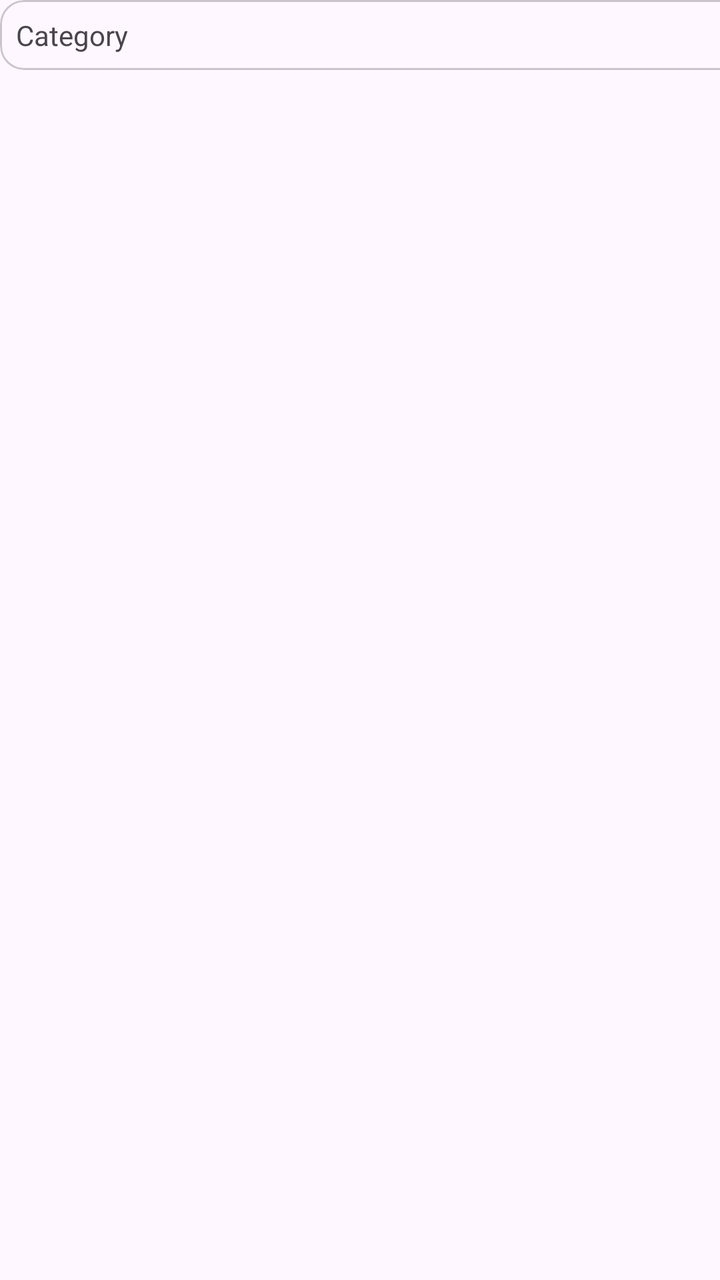
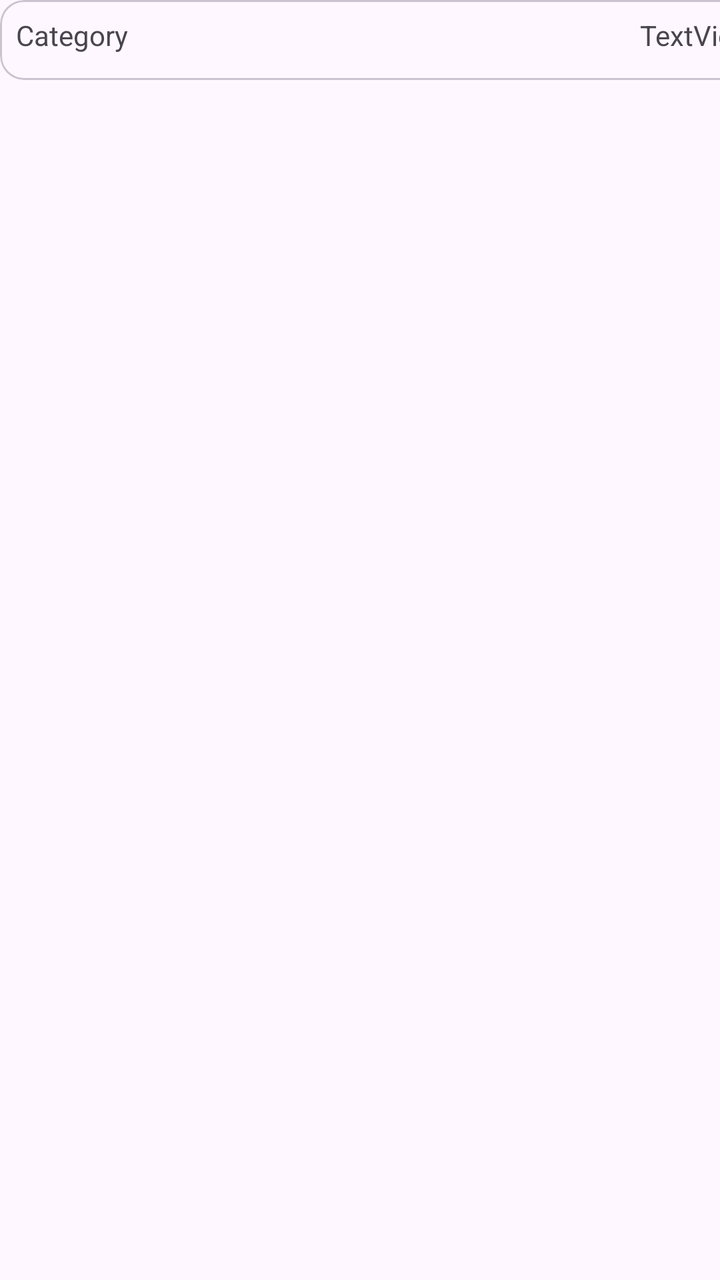

Before-and-after screenshots of an Android layout around one commit, followed by the original layout XML and the change that was made.
<!-- AndroidManifest.xml: application theme Theme.ToDO2 -->
<!-- res/layout/task_options.xml -->
<?xml version="1.0" encoding="utf-8"?>
<androidx.constraintlayout.widget.ConstraintLayout xmlns:android="http://schemas.android.com/apk/res/android"
    xmlns:tools="http://schemas.android.com/tools"
    android:layout_width="match_parent"
    android:layout_height="match_parent"
    xmlns:app="http://schemas.android.com/apk/res-auto">

    <com.google.android.material.card.MaterialCardView
        android:layout_width="409dp"
        android:layout_height="wrap_content"
        tools:layout_editor_absoluteX="1dp"
        tools:layout_editor_absoluteY="145dp"
        app:layout_constraintTop_toTopOf="parent"
        app:layout_constraintStart_toStartOf="parent">
        <androidx.constraintlayout.widget.ConstraintLayout
            android:layout_width="match_parent"
            android:layout_height="match_parent"
            android:padding="@dimen/offset_m">

            <TextView
                android:id="@+id/reminder"
                android:layout_width="wrap_content"
                android:layout_height="wrap_content"
                android:text="@string/category" />
        </androidx.constraintlayout.widget.ConstraintLayout>

    </com.google.android.material.card.MaterialCardView>

</androidx.constraintlayout.widget.ConstraintLayout>
<!-- resources referenced by this layout -->
<resources>
  <dimen name="offset_m">8dp</dimen>
  <string name="category">Category</string>
  <style name="Theme.ToDO2" parent="Base.Theme.ToDO2" />
  <style name="Base.Theme.ToDO2" parent="Theme.Material3.DayNight.NoActionBar">
          
          
      </style>
</resources>

<!-- the commit's change to res/layout/task_options.xml (unified diff, before → after) -->
@@ -17,11 +17,30 @@
             android:layout_height="match_parent"
             android:padding="@dimen/offset_m">
 
-            <TextView
+            <ImageView
+                android:id="@+id/imageView"
+                android:layout_width="wrap_content"
+                android:layout_height="wrap_content"
+                app:srcCompat="@drawable/arrow_right_24px"
+                app:layout_constraintEnd_toEndOf="parent"
+                app:layout_constraintTop_toTopOf="parent"/>
+
+            <com.google.android.material.textview.MaterialTextView
+                android:id="@+id/date_time"
+                android:layout_width="wrap_content"
+                android:layout_height="wrap_content"
+                android:text="TextView"
+                app:layout_constraintEnd_toStartOf="@id/imageView"
+                app:layout_constraintTop_toTopOf="parent"/>
+
+            <com.google.android.material.textview.MaterialTextView
                 android:id="@+id/reminder"
                 android:layout_width="wrap_content"
                 android:layout_height="wrap_content"
-                android:text="@string/category" />
+                android:text="@string/category"
+                app:layout_constraintTop_toTopOf="parent"
+                app:layout_constraintStart_toStartOf="parent"/>
+
         </androidx.constraintlayout.widget.ConstraintLayout>
 
     </com.google.android.material.card.MaterialCardView>
<!-- resource entries referenced after the edit -->
@@ -1,6 +1,18 @@
 <!-- resources referenced by this layout -->
 <resources>
   <dimen name="offset_m">8dp</dimen>
+  <!-- drawable arrow_right_24px (drawable) -->
+  <vector xmlns:android="http://schemas.android.com/apk/res/android"
+      android:width="24dp"
+      android:height="24dp"
+      android:viewportWidth="960"
+      android:viewportHeight="960"
+      android:tint="?attr/colorControlNormal"
+      android:autoMirrored="true">
+    <path
+        android:fillColor="@android:color/white"
+        android:pathData="M504,480L320,296L376,240L616,480L376,720L320,664L504,480Z"/>
+  </vector>
   <string name="category">Category</string>
   <style name="Theme.ToDO2" parent="Base.Theme.ToDO2" />
   <style name="Base.Theme.ToDO2" parent="Theme.Material3.DayNight.NoActionBar">
